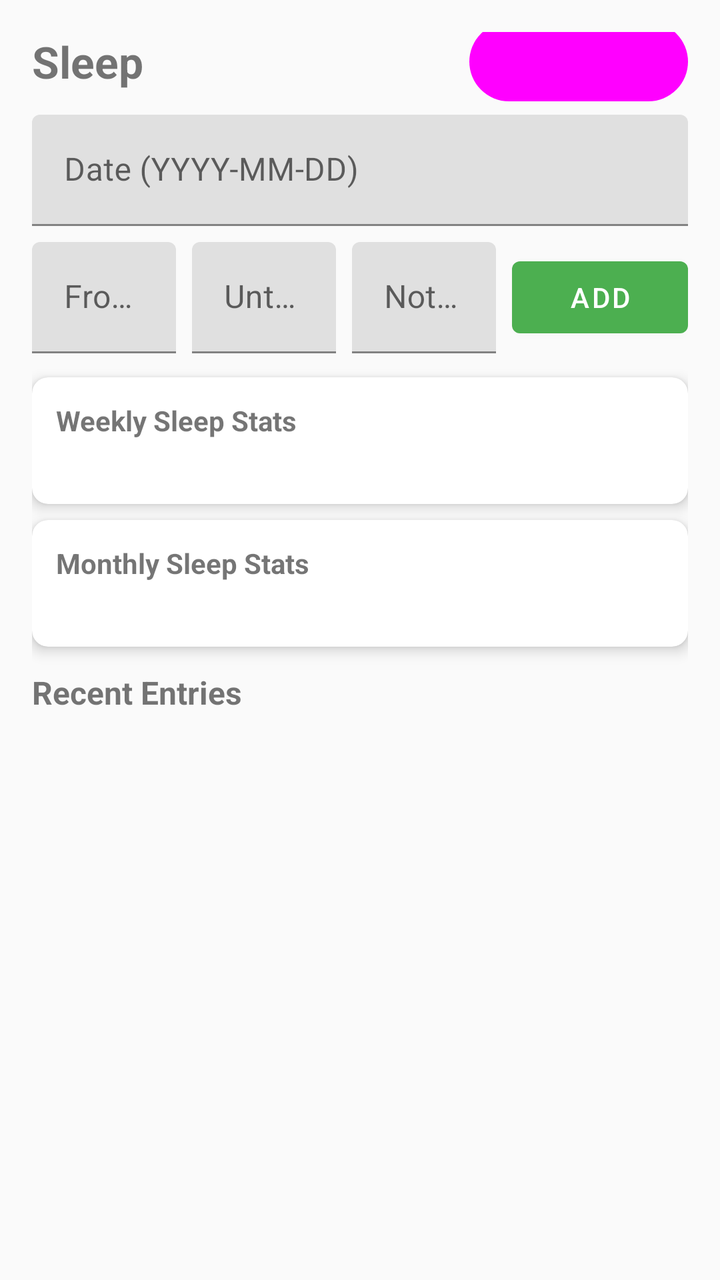
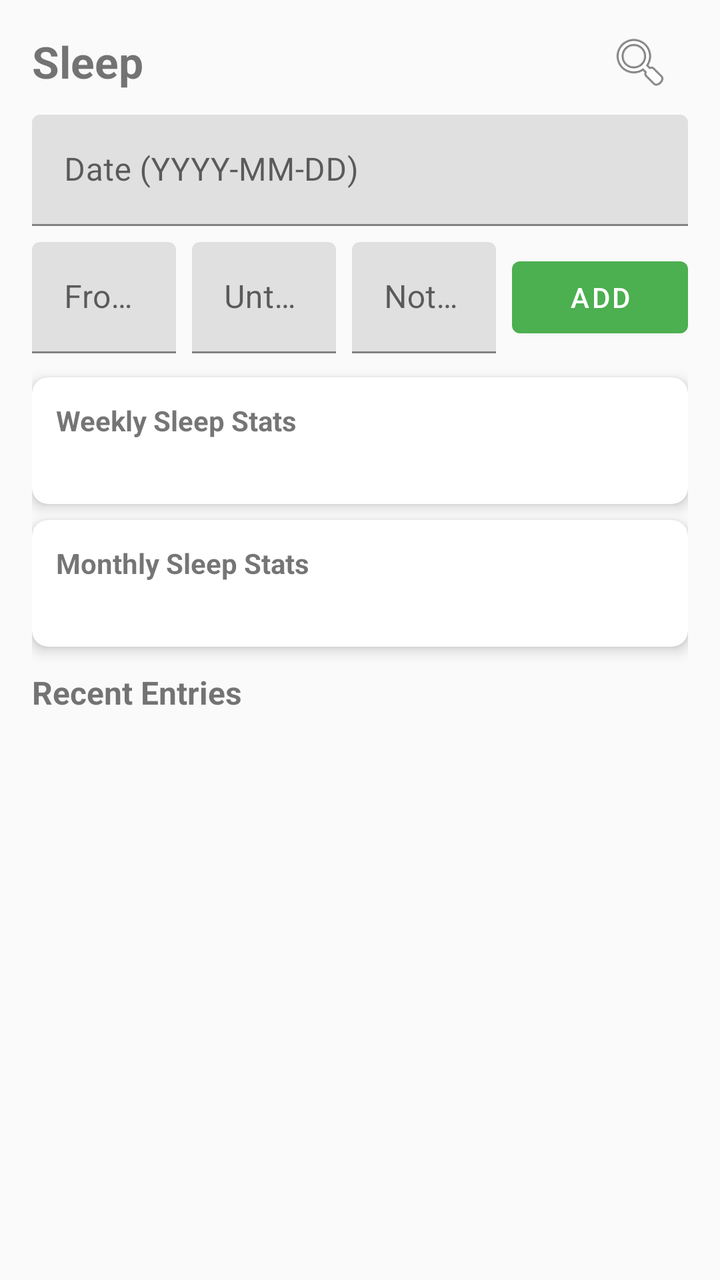

Compare the two renders of this Android layout. The source of the first and the diff that turns it into the second are given below.
<!-- AndroidManifest.xml: application theme Theme.HabitEvaluator -->
<!-- res/layout/fragment_sleep_tracking.xml -->
<?xml version="1.0" encoding="utf-8"?>
<androidx.constraintlayout.widget.ConstraintLayout xmlns:android="http://schemas.android.com/apk/res/android"
    xmlns:app="http://schemas.android.com/apk/res-auto"
    android:layout_width="match_parent"
    android:layout_height="match_parent"
    android:padding="16dp">

    <TextView
        android:id="@+id/sleepTrackingTitle"
        android:layout_width="0dp"
        android:layout_height="wrap_content"
        android:text="@string/sleep_tracking"
        android:textSize="22sp"
        android:textStyle="bold"
        app:layout_constraintEnd_toStartOf="@id/viewAnalysisButton"
        app:layout_constraintStart_toStartOf="parent"
        app:layout_constraintTop_toTopOf="parent" />

    <com.google.android.material.button.MaterialButton
        android:id="@+id/viewAnalysisButton"
        style="@style/Widget.Material3.Button.TonalButton"
        android:layout_width="wrap_content"
        android:layout_height="wrap_content"
        android:text="@string/sleep_view_analysis"
        android:textSize="12sp"
        app:layout_constraintBottom_toBottomOf="@id/sleepTrackingTitle"
        app:layout_constraintEnd_toEndOf="parent"
        app:layout_constraintTop_toTopOf="@id/sleepTrackingTitle" />

    <LinearLayout
        android:id="@+id/dateInputLayout"
        android:layout_width="0dp"
        android:layout_height="wrap_content"
        android:layout_marginTop="12dp"
        android:gravity="center_vertical"
        android:orientation="horizontal"
        app:layout_constraintEnd_toEndOf="parent"
        app:layout_constraintStart_toStartOf="parent"
        app:layout_constraintTop_toBottomOf="@id/sleepTrackingTitle">

        <com.google.android.material.textfield.TextInputLayout
            android:layout_width="0dp"
            android:layout_height="wrap_content"
            android:layout_weight="1"
            android:hint="@string/sleep_date_hint">

            <com.google.android.material.textfield.TextInputEditText
                android:id="@+id/sleepDateInput"
                android:layout_width="match_parent"
                android:layout_height="wrap_content"
                android:focusable="false"
                android:clickable="true"
                android:inputType="none" />
        </com.google.android.material.textfield.TextInputLayout>
    </LinearLayout>

    <LinearLayout
        android:id="@+id/inputLayout"
        android:layout_width="0dp"
        android:layout_height="wrap_content"
        android:layout_marginTop="8dp"
        android:gravity="center_vertical"
        android:orientation="horizontal"
        app:layout_constraintEnd_toEndOf="parent"
        app:layout_constraintStart_toStartOf="parent"
        app:layout_constraintTop_toBottomOf="@id/dateInputLayout">

        <com.google.android.material.textfield.TextInputLayout
            android:layout_width="0dp"
            android:layout_height="wrap_content"
            android:layout_weight="1"
            android:hint="@string/sleep_from_hint">

            <com.google.android.material.textfield.TextInputEditText
                android:id="@+id/sleepFromInput"
                android:layout_width="match_parent"
                android:layout_height="wrap_content"
                android:inputType="time" />
        </com.google.android.material.textfield.TextInputLayout>

        <com.google.android.material.textfield.TextInputLayout
            android:layout_width="0dp"
            android:layout_height="wrap_content"
            android:layout_marginStart="8dp"
            android:layout_weight="1"
            android:hint="@string/sleep_until_hint">

            <com.google.android.material.textfield.TextInputEditText
                android:id="@+id/sleepUntilInput"
                android:layout_width="match_parent"
                android:layout_height="wrap_content"
                android:inputType="time" />
        </com.google.android.material.textfield.TextInputLayout>

        <com.google.android.material.textfield.TextInputLayout
            android:layout_width="0dp"
            android:layout_height="wrap_content"
            android:layout_marginStart="8dp"
            android:layout_weight="1"
            android:hint="@string/sleep_notes_hint">

            <com.google.android.material.textfield.TextInputEditText
                android:id="@+id/sleepNotesInput"
                android:layout_width="match_parent"
                android:layout_height="wrap_content"
                android:inputType="text" />
        </com.google.android.material.textfield.TextInputLayout>

        <com.google.android.material.button.MaterialButton
            android:id="@+id/addSleepEntryButton"
            android:layout_width="wrap_content"
            android:layout_height="wrap_content"
            android:layout_marginStart="8dp"
            android:text="@string/add_sleep_entry" />
    </LinearLayout>

    <androidx.cardview.widget.CardView
        android:id="@+id/weeklyStatsCard"
        android:layout_width="0dp"
        android:layout_height="wrap_content"
        android:layout_marginTop="12dp"
        app:cardCornerRadius="8dp"
        app:cardElevation="4dp"
        app:layout_constraintEnd_toEndOf="parent"
        app:layout_constraintStart_toStartOf="parent"
        app:layout_constraintTop_toBottomOf="@id/inputLayout">

        <LinearLayout
            android:layout_width="match_parent"
            android:layout_height="wrap_content"
            android:orientation="vertical"
            android:padding="12dp">

            <TextView
                android:layout_width="wrap_content"
                android:layout_height="wrap_content"
                android:text="@string/weekly_sleep_stats"
                android:textSize="14sp"
                android:textStyle="bold" />

            <LinearLayout
                android:layout_width="match_parent"
                android:layout_height="wrap_content"
                android:layout_marginTop="4dp"
                android:orientation="horizontal">

                <TextView
                    android:id="@+id/weeklyAvgText"
                    android:layout_width="0dp"
                    android:layout_height="wrap_content"
                    android:layout_weight="1"
                    android:gravity="center"
                    android:textSize="12sp" />

                <TextView
                    android:id="@+id/weeklyMinText"
                    android:layout_width="0dp"
                    android:layout_height="wrap_content"
                    android:layout_weight="1"
                    android:gravity="center"
                    android:textSize="12sp" />

                <TextView
                    android:id="@+id/weeklyMaxText"
                    android:layout_width="0dp"
                    android:layout_height="wrap_content"
                    android:layout_weight="1"
                    android:gravity="center"
                    android:textSize="12sp" />
            </LinearLayout>
        </LinearLayout>
    </androidx.cardview.widget.CardView>

    <androidx.cardview.widget.CardView
        android:id="@+id/monthlyStatsCard"
        android:layout_width="0dp"
        android:layout_height="wrap_content"
        android:layout_marginTop="8dp"
        app:cardCornerRadius="8dp"
        app:cardElevation="4dp"
        app:layout_constraintEnd_toEndOf="parent"
        app:layout_constraintStart_toStartOf="parent"
        app:layout_constraintTop_toBottomOf="@id/weeklyStatsCard">

        <LinearLayout
            android:layout_width="match_parent"
            android:layout_height="wrap_content"
            android:orientation="vertical"
            android:padding="12dp">

            <TextView
                android:layout_width="wrap_content"
                android:layout_height="wrap_content"
                android:text="@string/monthly_sleep_stats"
                android:textSize="14sp"
                android:textStyle="bold" />

            <LinearLayout
                android:layout_width="match_parent"
                android:layout_height="wrap_content"
                android:layout_marginTop="4dp"
                android:orientation="horizontal">

                <TextView
                    android:id="@+id/monthlyAvgText"
                    android:layout_width="0dp"
                    android:layout_height="wrap_content"
                    android:layout_weight="1"
                    android:gravity="center"
                    android:textSize="12sp" />

                <TextView
                    android:id="@+id/monthlyMinText"
                    android:layout_width="0dp"
                    android:layout_height="wrap_content"
                    android:layout_weight="1"
                    android:gravity="center"
                    android:textSize="12sp" />

                <TextView
                    android:id="@+id/monthlyMaxText"
                    android:layout_width="0dp"
                    android:layout_height="wrap_content"
                    android:layout_weight="1"
                    android:gravity="center"
                    android:textSize="12sp" />
            </LinearLayout>
        </LinearLayout>
    </androidx.cardview.widget.CardView>

    <TextView
        android:id="@+id/recentEntriesLabel"
        android:layout_width="wrap_content"
        android:layout_height="wrap_content"
        android:layout_marginTop="12dp"
        android:text="@string/recent_sleep_entries"
        android:textSize="16sp"
        android:textStyle="bold"
        app:layout_constraintStart_toStartOf="parent"
        app:layout_constraintTop_toBottomOf="@id/monthlyStatsCard" />

    <androidx.recyclerview.widget.RecyclerView
        android:id="@+id/sleepEntriesRecyclerView"
        android:layout_width="0dp"
        android:layout_height="0dp"
        android:layout_marginTop="4dp"
        app:layout_constraintBottom_toBottomOf="parent"
        app:layout_constraintEnd_toEndOf="parent"
        app:layout_constraintStart_toStartOf="parent"
        app:layout_constraintTop_toBottomOf="@id/recentEntriesLabel" />
</androidx.constraintlayout.widget.ConstraintLayout>
<!-- resources referenced by this layout -->
<resources>
  <string name="add_sleep_entry">Add</string>
  <string name="monthly_sleep_stats">Monthly Sleep Stats</string>
  <string name="recent_sleep_entries">Recent Entries</string>
  <string name="sleep_date_hint">Date (YYYY-MM-DD)</string>
  <string name="sleep_from_hint">From (HH:MM)</string>
  <string name="sleep_notes_hint">Notes (optional)</string>
  <string name="sleep_tracking">Sleep</string>
  <string name="sleep_until_hint">Until (HH:MM)</string>
  <string name="sleep_view_analysis">View Graph</string>
  <string name="weekly_sleep_stats">Weekly Sleep Stats</string>
  <style name="Theme.HabitEvaluator" parent="Theme.MaterialComponents.DayNight.NoActionBar">
          <item name="colorPrimary">@color/primary</item>
          <item name="colorPrimaryDark">@color/primary_dark</item>
          <item name="colorAccent">@color/accent</item>
          <item name="android:windowBackground">@color/background</item>
      </style>
  <color name="primary">#4CAF50</color>
  <color name="primary_dark">#388E3C</color>
  <color name="accent">#FFC107</color>
  <color name="background">#FAFAFA</color>
</resources>

<!-- the commit's change to res/layout/fragment_sleep_tracking.xml (unified diff, before → after) -->
@@ -16,13 +16,14 @@
         app:layout_constraintStart_toStartOf="parent"
         app:layout_constraintTop_toTopOf="parent" />
 
-    <com.google.android.material.button.MaterialButton
+    <ImageButton
         android:id="@+id/viewAnalysisButton"
-        style="@style/Widget.Material3.Button.TonalButton"
         android:layout_width="wrap_content"
         android:layout_height="wrap_content"
-        android:text="@string/sleep_view_analysis"
-        android:textSize="12sp"
+        android:background="?attr/selectableItemBackgroundBorderless"
+        android:contentDescription="@string/sleep_view_analysis"
+        android:padding="8dp"
+        android:src="@android:drawable/ic_menu_search"
         app:layout_constraintBottom_toBottomOf="@id/sleepTrackingTitle"
         app:layout_constraintEnd_toEndOf="parent"
         app:layout_constraintTop_toTopOf="@id/sleepTrackingTitle" />
